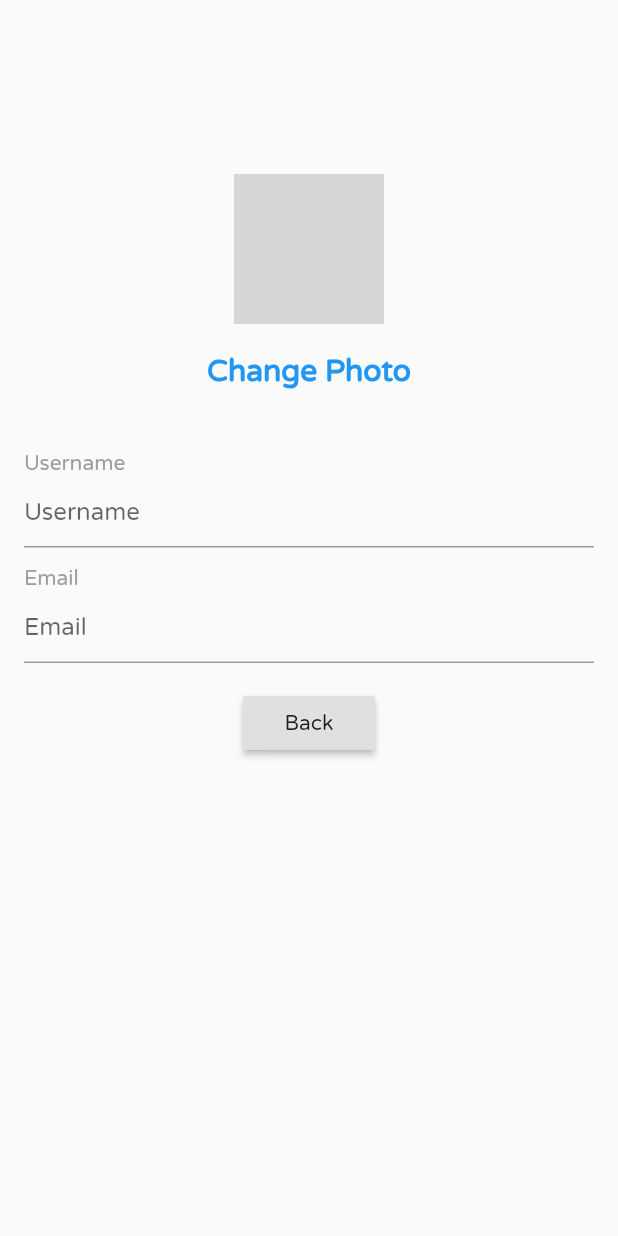
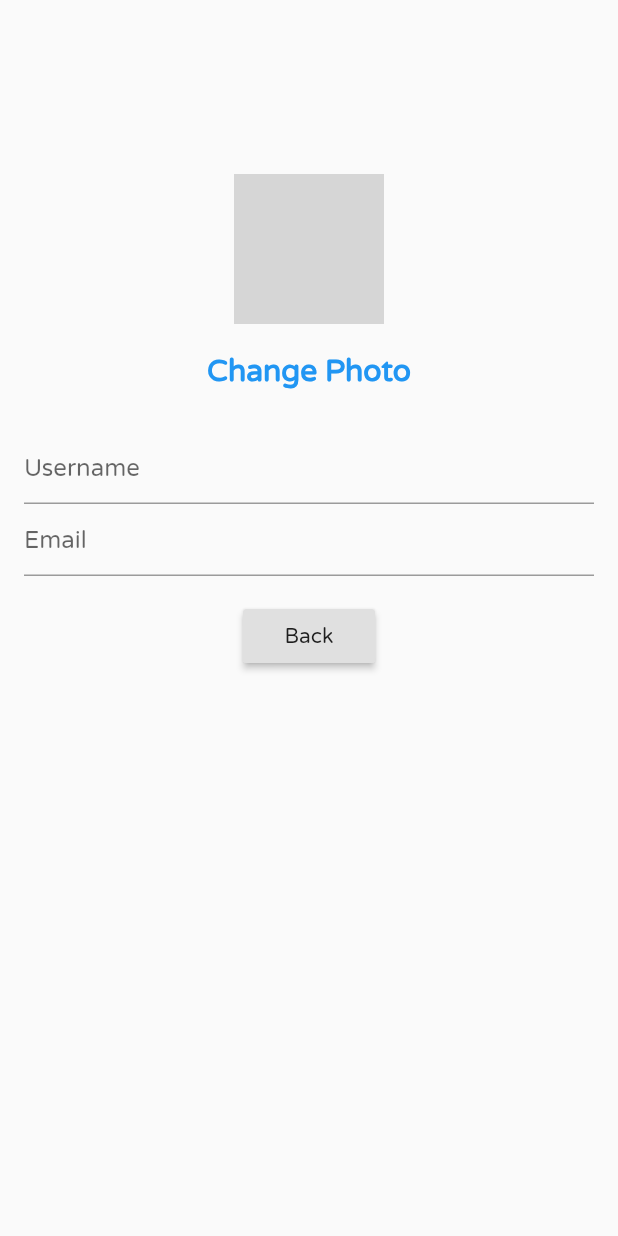
Before and after one commit to namrapatel/funder, a Flutter app: the screen it shows after launch, after a tap on the "settings" icon, on a phone screen of 412 x 824 dp. Run offline on Flutter 3.47's test engine with Material 2 defaults, Android fonts, the phone set to English and light mode, and no system bars; our stand-ins replace cloud_firestore, firebase_auth; accounts and stored records are empty; project files that could hold a hidden picture were left out; grey boxes are pictures that could not be loaded.

Commit message:
Update editprofile

```diff
--- a/lib/editProfilePage.dart
+++ b/lib/editProfilePage.dart
@@ -1,9 +1,13 @@
 import 'package:flutter/material.dart';
 
-class EditProfilePage extends StatelessWidget {
+class EditProfilePage extends StatefulWidget {
+  @override
+  _EditProfilePageState createState() => _EditProfilePageState();
+}
+
+class _EditProfilePageState extends State<EditProfilePage> {
   final TextEditingController usernameController = TextEditingController();
   final TextEditingController emailController = TextEditingController();
-
   @override
   Widget build(BuildContext context) {
     return Material(
@@ -34,8 +38,16 @@ class EditProfilePage extends StatelessWidget {
           padding: const EdgeInsets.all(16.0),
           child: Column(
             children: <Widget>[
-              buildTextField(name: "Username", controller: usernameController),
-              buildTextField(name: "Email", controller: emailController),
+              TextField(
+                  controller: usernameController,
+                  decoration: InputDecoration(
+                    hintText: "Username",
+                  )),
+                   TextField(
+                  controller: emailController,
+                  decoration: InputDecoration(
+                    hintText: "Email",
+                  )),
             ],
           ),
         ),
```
Also changed, not shown: lib/main.dart (+7 -8 lines), 1 other file.
